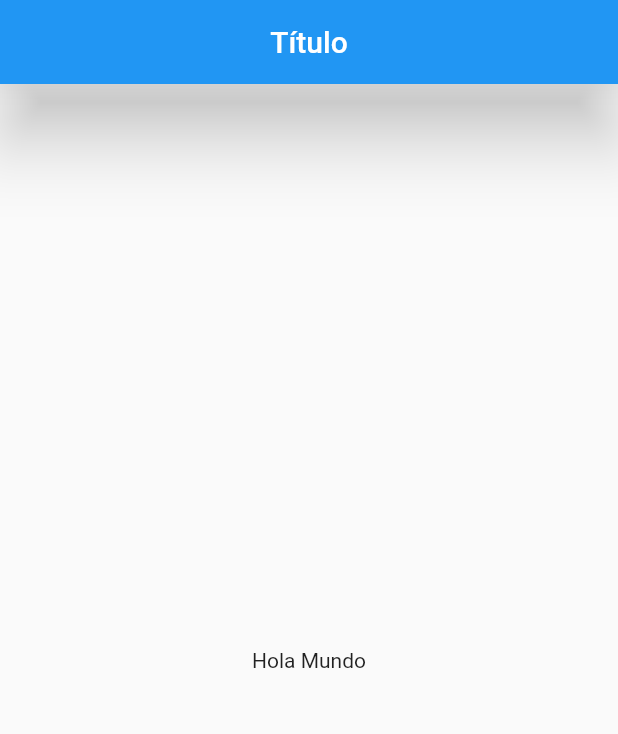
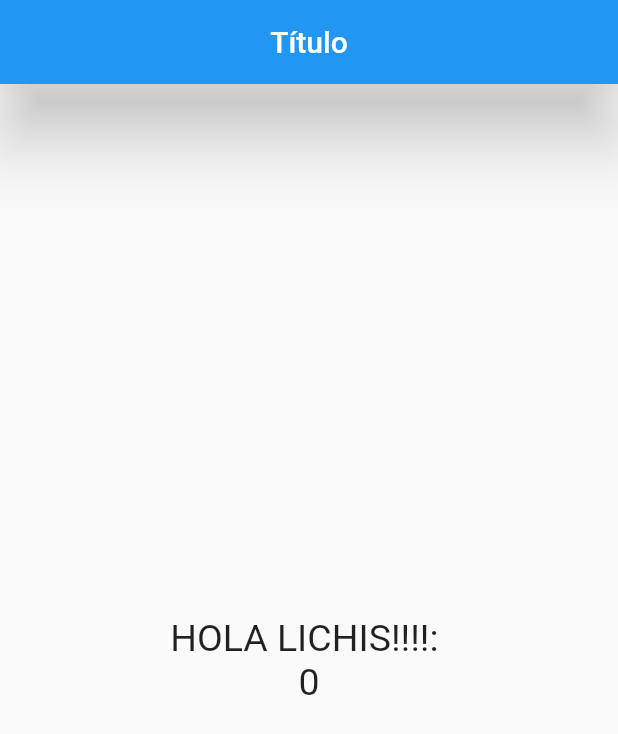
Before and after one commit to eddieware/contador, a Flutter app: the screen it shows after launch, on a phone screen of 412 x 824 dp. Shown: the top 734 px of the screen. Run offline on Flutter 3.47's test engine with Material 2 defaults, Android fonts, the phone set to English and light mode, and no system bars.

Commit message:
update clase default para texto

```diff
--- a/lib/src/pages/home_page.dart
+++ b/lib/src/pages/home_page.dart
@@ -2,8 +2,10 @@ import 'package:flutter/material.dart';
 
 class HomePage extends StatelessWidget{
 
+final estiloTexto = new TextStyle(fontSize: 25);
+
+
 @override
-
 Widget build(BuildContext context) {
 
   return Scaffold(
@@ -13,7 +15,14 @@ Widget build(BuildContext context) {
       elevation: 20,
     ),
     body: Center(
-      child: Text('Hola Mundo')
+      child: Column(
+        mainAxisAlignment: MainAxisAlignment.center,
+        children: <Widget>[
+            Text('HOLA LICHIS!!!!: ', style: estiloTexto),
+            Text('0',style: estiloTexto)
+              ],
+            )
+      // la mayoria de los Widgets solo pueden tener un child
       ),
   );
 }
```
